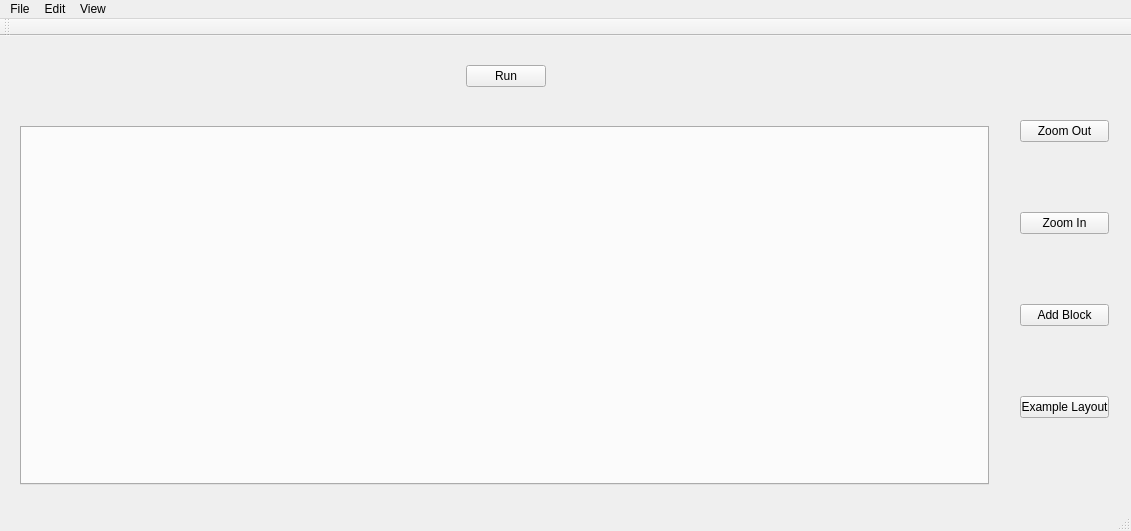
The window that Core/mainwindow.ui (roymiles/machine-learning-gui) describes before a commit, drawn with Qt 5.
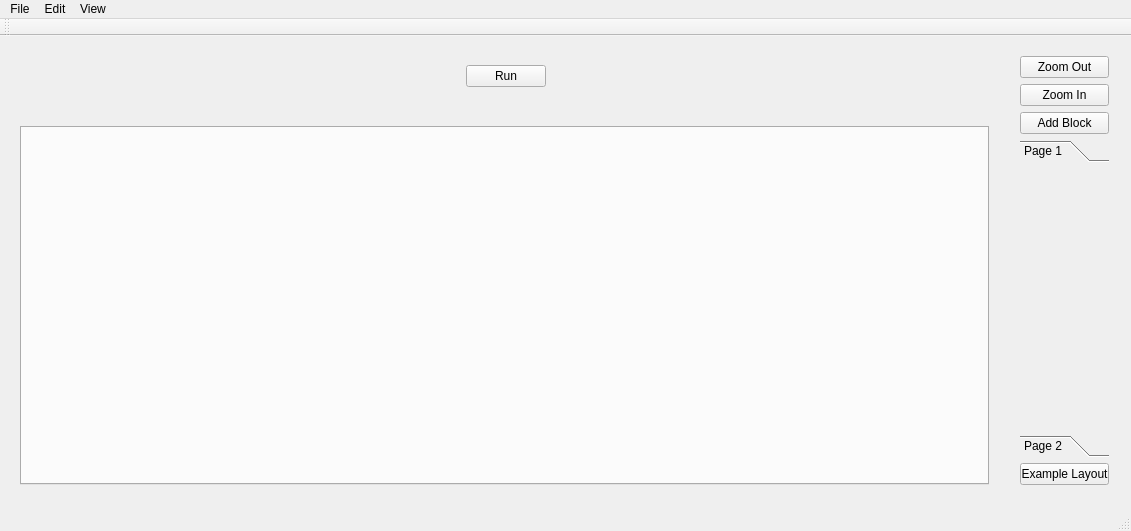
The same window after the commit.

```diff
--- a/Core/mainwindow.ui
+++ b/Core/mainwindow.ui
@@ -70,6 +70,39 @@
        </property>
       </widget>
      </item>
+     <item>
+      <widget class="QToolBox" name="toolBox">
+       <property name="currentIndex">
+        <number>0</number>
+       </property>
+       <widget class="QWidget" name="page">
+        <property name="geometry">
+         <rect>
+          <x>0</x>
+          <y>0</y>
+          <width>109</width>
+          <height>247</height>
+         </rect>
+        </property>
+        <attribute name="label">
+         <string>Page 1</string>
+        </attribute>
+       </widget>
+       <widget class="QWidget" name="page_2">
+        <property name="geometry">
+         <rect>
+          <x>0</x>
+          <y>0</y>
+          <width>109</width>
+          <height>247</height>
+         </rect>
+        </property>
+        <attribute name="label">
+         <string>Page 2</string>
+        </attribute>
+       </widget>
+      </widget>
+     </item>
      <item>
       <widget class="QPushButton" name="exampleLayoutButton">
        <property name="text">
```
Left out of the diff: 31 changed lines with no effect on the pictures.
